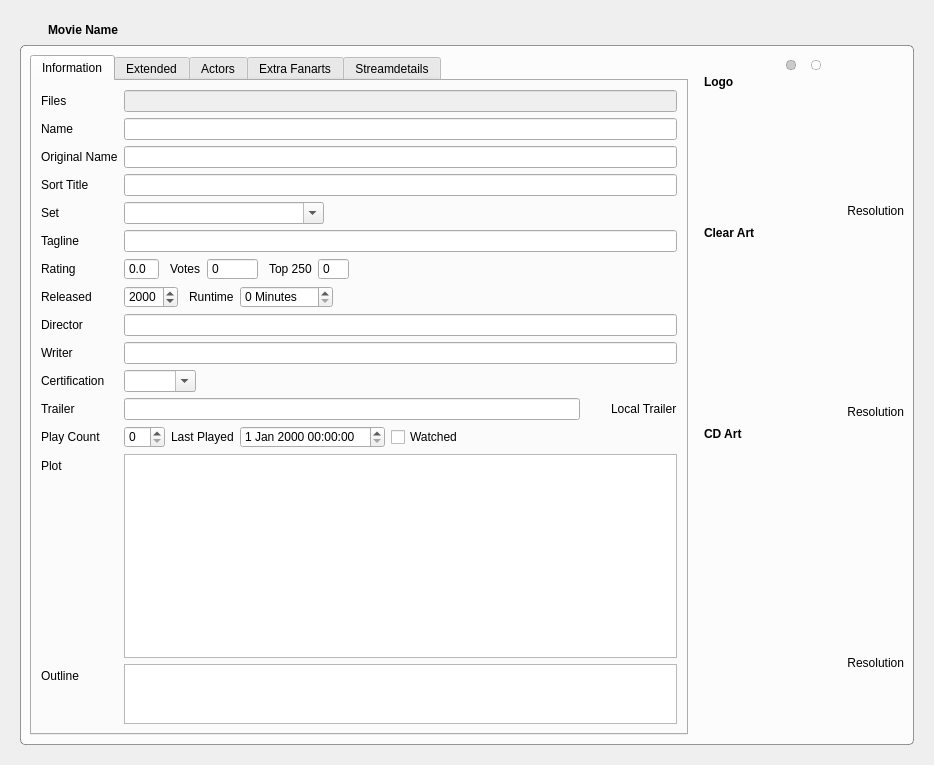
Before: the Qt Designer form movies/MovieWidget.ui in Komet/MediaElch, drawn with Qt 5.
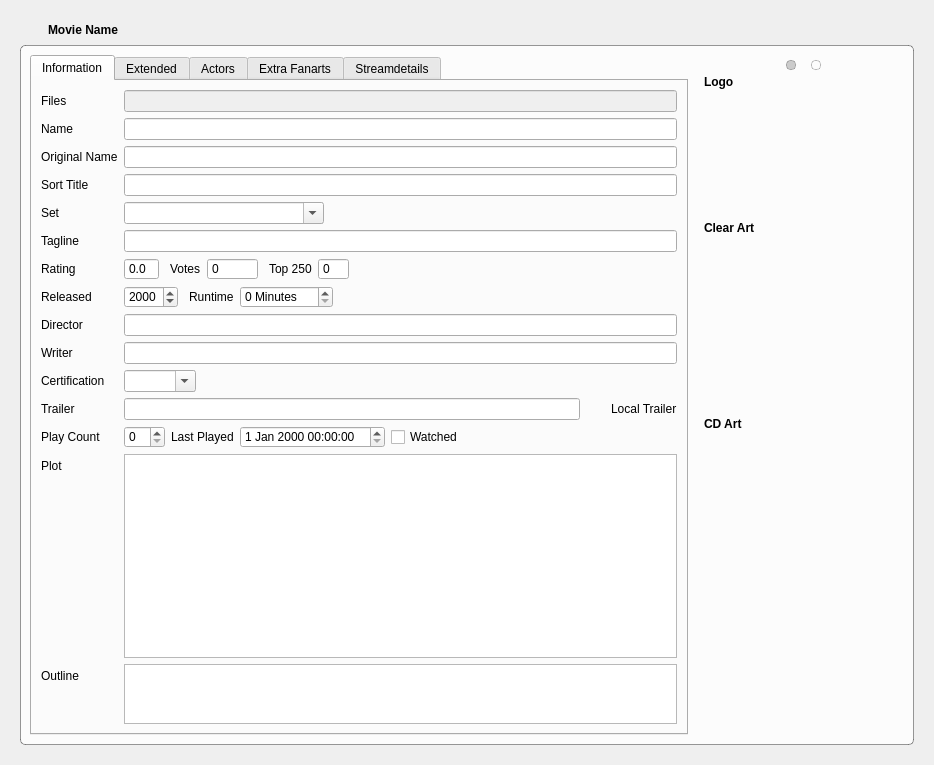
After: the same form once the commit is applied. The open tabs and pages were chosen to show the change. Icons and pictures are not drawn. Custom widgets are drawn as their Qt base class.

Commit message: Refs #268 Added removing of images in movies

```diff
--- a/movies/MovieWidget.ui
+++ b/movies/MovieWidget.ui
@@ -1256,13 +1256,13 @@
                 <property name="minimumSize">
                  <size>
                   <width>200</width>
-                  <height>100</height>
+                  <height>120</height>
                  </size>
                 </property>
                 <property name="maximumSize">
                  <size>
                   <width>200</width>
-                  <height>100</height>
+                  <height>120</height>
                  </size>
                 </property>
                 <property name="cursor">
@@ -1282,42 +1282,6 @@
                 </property>
                </widget>
               </item>
-              <item>
-               <layout class="QHBoxLayout" name="horizontalLayout_13">
-                <item>
-                 <widget class="QToolButton" name="buttonPreviewLogo">
-                  <property name="cursor">
-                   <cursorShape>PointingHandCursor</cursorShape>
-                  </property>
-                  <property name="toolTip">
-                   <string>Full preview</string>
-                  </property>
-                  <property name="styleSheet">
-                   <string notr="true">QToolButton {
-	border: none;
-}</string>
-                  </property>
-                  <property name="text">
-                   <string/>
-                  </property>
-                  <property name="icon">
-                   <iconset resource="../MediaElch.qrc">
-                    <normaloff>:/img/zoom_in.png</normaloff>:/img/zoom_in.png</iconset>
-                  </property>
-                 </widget>
-                </item>
-                <item>
-                 <widget class="QLabel" name="logoResolution">
-                  <property name="text">
-                   <string>Resolution</string>
-                  </property>
-                  <property name="alignment">
-                   <set>Qt::AlignRight|Qt::AlignTrailing|Qt::AlignVCenter</set>
-                  </property>
-                 </widget>
-                </item>
-               </layout>
-              </item>
               <item>
                <widget class="QLabel" name="label_25">
                 <property name="font">
@@ -1336,13 +1300,13 @@
                 <property name="minimumSize">
                  <size>
                   <width>200</width>
-                  <height>150</height>
+                  <height>170</height>
                  </size>
                 </property>
                 <property name="maximumSize">
                  <size>
                   <width>200</width>
-                  <height>150</height>
+                  <height>170</height>
                  </size>
                 </property>
                 <property name="cursor">
@@ -1362,42 +1326,6 @@
                 </property>
                </widget>
               </item>
-              <item>
-               <layout class="QHBoxLayout" name="horizontalLayout_14">
-                <item>
-                 <widget class="QToolButton" name="buttonPreviewClearArt">
-                  <property name="cursor">
-                   <cursorShape>PointingHandCursor</cursorShape>
-                  </property>
-                  <property name="toolTip">
-                   <string>Full preview</string>
-                  </property>
-                  <property name="styleSheet">
-                   <string notr="true">QToolButton {
-	border: none;
-}</string>
-                  </property>
-                  <property name="text">
-                   <string/>
-                  </property>
-                  <property name="icon">
-                   <iconset resource="../MediaElch.qrc">
-                    <normaloff>:/img/zoom_in.png</normaloff>:/img/zoom_in.png</iconset>
-                  </property>
-                 </widget>
-                </item>
-                <item>
-                 <widget class="QLabel" name="clearArtResolution">
-                  <property name="text">
-                   <string>Resolution</string>
-                  </property>
-                  <property name="alignment">
-                   <set>Qt::AlignRight|Qt::AlignTrailing|Qt::AlignVCenter</set>
-                  </property>
-                 </widget>
-                </item>
-               </layout>
-              </item>
               <item>
                <widget class="QLabel" name="label_26">
                 <property name="font">
@@ -1416,13 +1344,13 @@
                 <property name="minimumSize">
                  <size>
                   <width>200</width>
-                  <height>200</height>
+                  <height>220</height>
                  </size>
                 </property>
                 <property name="maximumSize">
                  <size>
                   <width>200</width>
-                  <height>200</height>
+                  <height>220</height>
                  </size>
                 </property>
                 <property name="cursor">
@@ -1442,42 +1370,6 @@
                 </property>
                </widget>
               </item>
-              <item>
-               <layout class="QHBoxLayout" name="horizontalLayout_15">
-                <item>
-                 <widget class="QToolButton" name="buttonPreviewCdArt">
-                  <property name="cursor">
-                   <cursorShape>PointingHandCursor</cursorShape>
-                  </property>
-                  <property name="toolTip">
-                   <string>Full preview</string>
-                  </property>
-                  <property name="styleSheet">
-                   <string notr="true">QToolButton {
-	border: none;
-}</string>
-                  </property>
-                  <property name="text">
-                   <string/>
-                  </property>
-                  <property name="icon">
-                   <iconset resource="../MediaElch.qrc">
-                    <normaloff>:/img/zoom_in.png</normaloff>:/img/zoom_in.png</iconset>
-                  </property>
-                 </widget>
-                </item>
-                <item>
-                 <widget class="QLabel" name="cdArtResolution">
-                  <property name="text">
-                   <string>Resolution</string>
-                  </property>
-                  <property name="alignment">
-                   <set>Qt::AlignRight|Qt::AlignTrailing|Qt::AlignVCenter</set>
-                  </property>
-                 </widget>
-                </item>
-               </layout>
-              </item>
               <item>
                <spacer name="verticalSpacer_7">
                 <property name="orientation">
@@ -1544,6 +1436,11 @@
    <extends>QSpinBox</extends>
    <header>smallWidgets/MySpinBox.h</header>
   </customwidget>
+  <customwidget>
+   <class>ClosableImage</class>
+   <extends>QLabel</extends>
+   <header>smallWidgets/ClosableImage.h</header>
+  </customwidget>
  </customwidgets>
  <tabstops>
   <tabstop>buttonRevert</tabstop>
```
Left out of the diff: 131 changed lines with no effect on the pictures. The commit also changes 12 other files.
